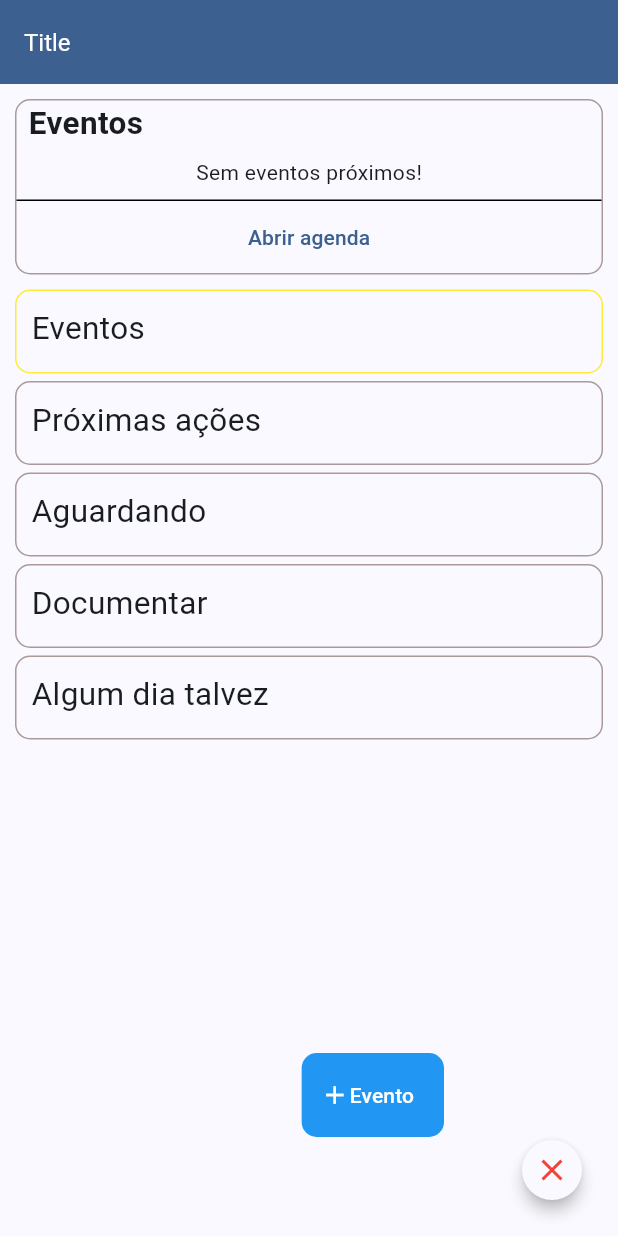
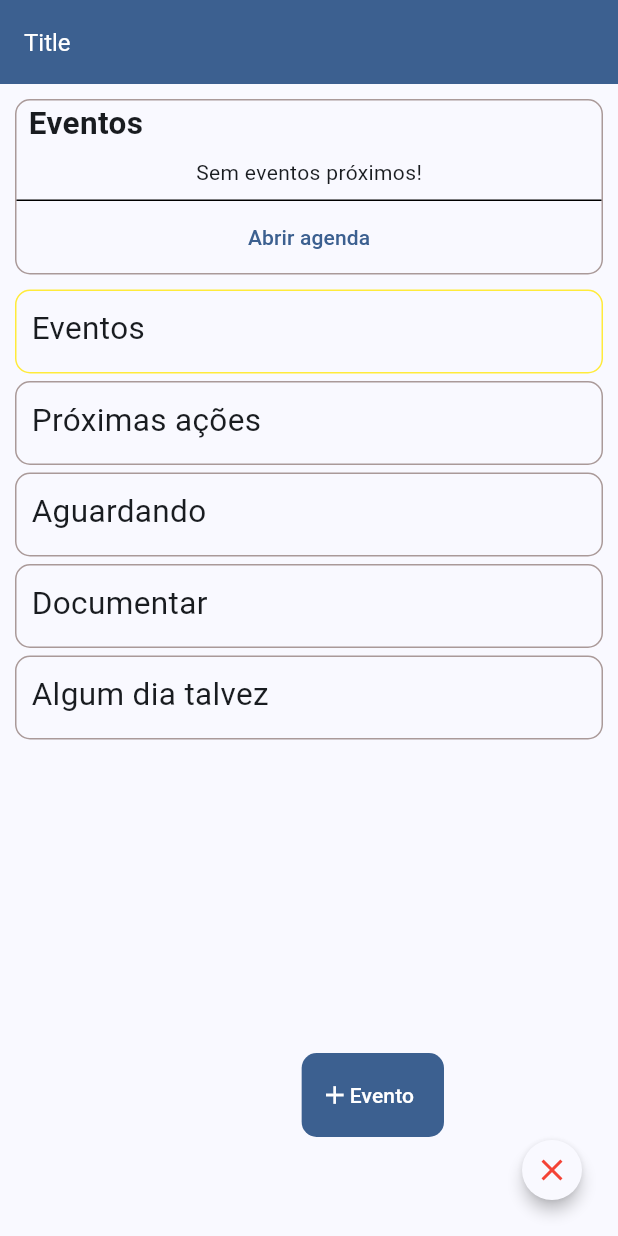
Before and after one commit to tinicius/Do-It-Today, a Flutter app: the screen it shows after launch, after a tap on the "create" icon, on a phone screen of 412 x 824 dp. Run offline on Flutter 3.47's test engine with Material 2 defaults, Android fonts, the phone set to English and light mode, and no system bars; missing offline and left inert: localstore.

```diff
--- a/lib/main.dart
+++ b/lib/main.dart
@@ -27,9 +27,7 @@ class AppBarComponent extends StatelessWidget implements PreferredSizeWidget {
     TextTheme textTheme = themeData.textTheme;
 
     TextStyle titleStyle = TextStyle(
-      color: Colors.white,
-      fontSize: textTheme.titleMedium?.fontSize
-    );
+        color: Colors.white, fontSize: textTheme.titleMedium?.fontSize);
 
     return AppBar(
       backgroundColor: colorScheme.primary,
@@ -77,11 +75,16 @@ class MyAppState extends ChangeNotifier {
   List<Event> nextEvents = <Event>[];
   List<Event> allEvents = <Event>[];
 
-  MyAppState() {
+  void refreshNextEvents() {
     repository.loadNextEvents().then((value) {
       nextEvents = value;
       notifyListeners();
     });
+  }
+
+  MyAppState() {
+
+    refreshNextEvents();
 
     repository.loadAllEvents().then((value) {
       allEvents = value;
--- a/lib/views/Home/components/add_event_dialog.dart
+++ b/lib/views/Home/components/add_event_dialog.dart
@@ -1,9 +1,6 @@
-import 'package:doittoday/entities/action.dart';
-import 'package:doittoday/main.dart';
 import 'package:doittoday/repositories/item_repository.dart';
 import 'package:doittoday/utils/formate_date.dart';
 import 'package:flutter/material.dart';
-import 'package:provider/provider.dart';
 
 import '../../../entities/event.dart';
 
@@ -54,7 +51,6 @@ class _AddEventDialogState extends State<AddEventDialog> {
         children: [
           TextField(
             controller: name,
-
             decoration: const InputDecoration(
                 border: OutlineInputBorder(), label: Text("Nome")),
           ),
--- a/lib/views/Home/components/button_menu.dart
+++ b/lib/views/Home/components/button_menu.dart
@@ -1,6 +1,9 @@
 import 'package:flutter/material.dart';
+import 'package:provider/provider.dart';
 
-class ButtonMenu extends StatelessWidget {
+import '../../../main.dart';
+
+class ButtonMenu extends StatefulWidget {
   const ButtonMenu({
     super.key,
     required this.text,
@@ -11,17 +14,29 @@ class ButtonMenu extends StatelessWidget {
   final Widget dialog;
 
   @override
+  State<ButtonMenu> createState() => _ButtonMenuState();
+}
+
+class _ButtonMenuState extends State<ButtonMenu> {
+  @override
   Widget build(BuildContext context) {
-    final theme = Theme.of(context);
+    ThemeData themeData = Theme.of(context);
+    ColorScheme colorScheme = themeData.colorScheme;
+
+    MyAppState state = context.watch<MyAppState>();
+
+    void onPressed() {
+      showDialog(context: context, builder: (context) => widget.dialog)
+          .then((value) => {state.refreshNextEvents()});
+    }
+
     return Container(
       padding: const EdgeInsets.only(top: 4, right: 8, bottom: 4),
       decoration: BoxDecoration(
-          color: Colors.blue, borderRadius: BorderRadius.circular(10)),
+          color: colorScheme.primary, borderRadius: BorderRadius.circular(10)),
       alignment: Alignment.center,
       child: TextButton(
-        onPressed: () {
-          showDialog(context: context, builder: (context) => dialog);
-        },
+        onPressed: onPressed,
         child: Row(
           mainAxisSize: MainAxisSize.min,
           children: [
@@ -31,7 +46,7 @@ class ButtonMenu extends StatelessWidget {
               size: 20,
             ),
             Text(
-              text,
+              widget.text,
               style: const TextStyle(color: Colors.white),
             ),
           ],
--- a/lib/views/Home/components/event_cart.dart
+++ b/lib/views/Home/components/event_cart.dart
@@ -2,7 +2,6 @@ import 'package:doittoday/main.dart';
 import 'package:flutter/material.dart';
 import 'package:provider/provider.dart';
 
-import '../../../entities/action.dart';
 import '../../../entities/event.dart';
 import '../../../utils/my_colors.dart';
 import "../../../utils/formate_date.dart";
```
